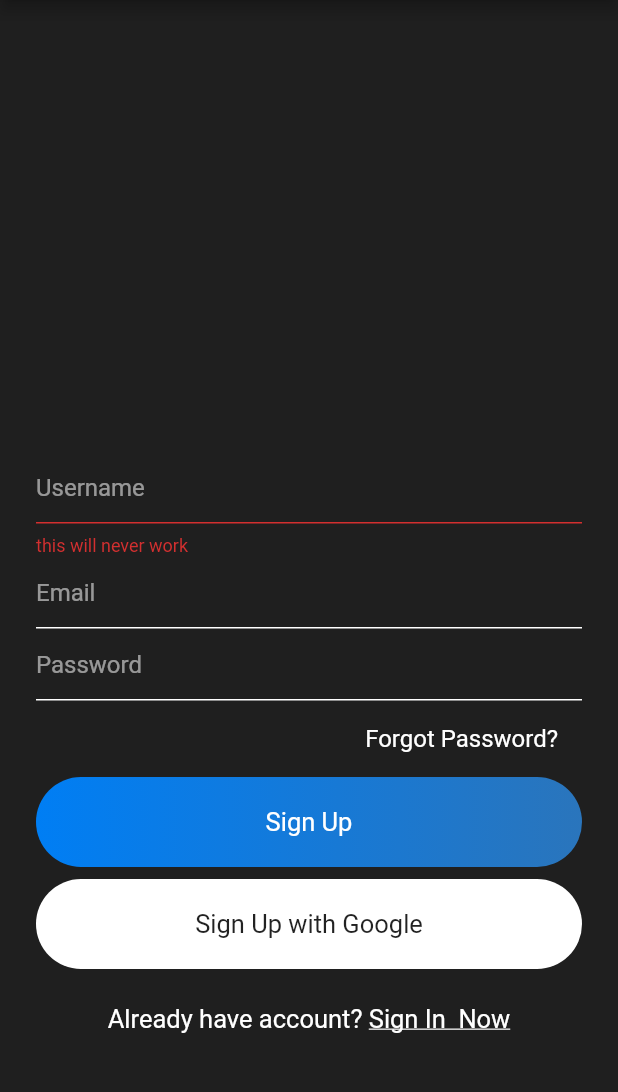
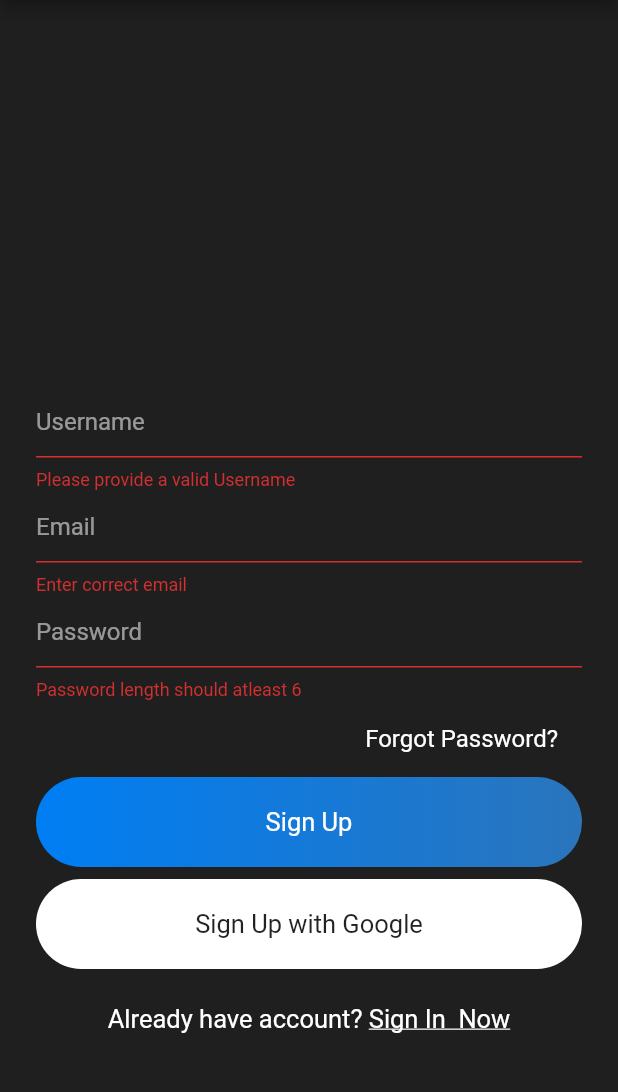
Before and after one commit to hariom2002/FlutterChatApp, a Flutter app: the screen it shows after launch, after a tap on "Sign Up", on a phone screen of 412 x 824 dp, the part 84-1176 px from its top. Run offline on Flutter 3.47's test engine with Material 2 defaults, Android fonts, the phone set to English and light mode, and no system bars; our stand-ins replace firebase_auth; accounts and stored records are empty; network calls fail.

Commit message:
part_1 finished

```diff
--- a/lib/screens/signup.dart
+++ b/lib/screens/signup.dart
@@ -1,3 +1,4 @@
+import 'package:chat_app/services/auth.dart';
 import 'package:chat_app/widgets/widget.dart';
 import 'package:flutter/material.dart';
 
@@ -6,21 +7,40 @@ class SignUp extends StatefulWidget {
   _State createState() => _State();
 }
 
+AuthMethods authMethods = AuthMethods();
+
 class _State extends State<SignUp> {
+  bool isLoading = false;
+
   final formKey = GlobalKey<FormState>();
   TextEditingController userNameTextEditingController = TextEditingController();
   TextEditingController emailTextEditingController = TextEditingController();
   TextEditingController passwordTextEditingController = TextEditingController();
 
   signMeUp() {
-    if (formKey.currentState!.validate()) {}
+    if (formKey.currentState!.validate()) {
+      setState(() {
+        isLoading = true;
+      });
+    }
+    authMethods
+        .signUpWithEmailAndPassword(
+            emailTextEditingController.text, passwordTextEditingController.text)
+        .then((value) {
+      // ignore: avoid_print
+      print("$value");
+    });
   }
 
   @override
   Widget build(BuildContext context) {
     return Scaffold(
       appBar: appBarMain(context),
-      body: SingleChildScrollView(
+      body: isLoading
+          ? Container(
+              child: Center(child: const CircularProgressIndicator()),
+            )
+          : SingleChildScrollView(
               child: Container(
                 height: MediaQuery.of(context).size.height - 120,
                 alignment: Alignment.bottomCenter,
@@ -35,18 +55,33 @@ class _State extends State<SignUp> {
                           children: [
                             TextFormField(
                               validator: (val) {
-                          return "this will never work";
+                                return val!.isEmpty || val.length < 4
+                                    ? "Please provide a valid Username"
+                                    : null;
                               },
                               controller: userNameTextEditingController,
                               style: simpleTextStyle(),
                               decoration: textFieldInputDecoration("Username"),
                             ),
                             TextFormField(
+                              validator: (val) {
+                                return RegExp(
+                                            r"^[a-zA-Z0-9.a-zA-Z0-9.!#$%&'*+-/=?^_`{|}~]+@[a-zA-Z0-9]+\.[a-zA-Z]+")
+                                        .hasMatch(val!)
+                                    ? null
+                                    : "Enter correct email";
+                              },
                               controller: emailTextEditingController,
                               style: simpleTextStyle(),
                               decoration: textFieldInputDecoration("Email"),
                             ),
                             TextFormField(
+                              obscureText: true,
+                              validator: (val) {
+                                return val.toString().length > 6
+                                    ? null
+                                    : "Password length should atleast 6";
+                              },
                               controller: passwordTextEditingController,
                               style: simpleTextStyle(),
                               decoration: textFieldInputDecoration("Password"),
@@ -60,8 +95,8 @@ class _State extends State<SignUp> {
                       Container(
                         alignment: Alignment.centerRight,
                         child: Container(
-                    padding:
-                        const EdgeInsets.symmetric(horizontal: 16, vertical: 8),
+                          padding: const EdgeInsets.symmetric(
+                              horizontal: 16, vertical: 8),
                           child: Text(
                             "Forgot Password?",
                             style: simpleTextStyle(),
@@ -80,8 +115,10 @@ class _State extends State<SignUp> {
                           width: MediaQuery.of(context).size.width,
                           padding: const EdgeInsets.symmetric(vertical: 20),
                           decoration: BoxDecoration(
-                        gradient: const LinearGradient(
-                            colors: [Color(0xff007EF4), Color(0xff2A75BC)]),
+                              gradient: const LinearGradient(colors: [
+                                Color(0xff007EF4),
+                                Color(0xff2A75BC)
+                              ]),
                               borderRadius: BorderRadius.circular(30)),
                           child: Text("Sign Up", style: mediumTextStyle()),
                         ),
--- a/pubspec.yaml
+++ b/pubspec.yaml
@@ -35,6 +35,7 @@ dependencies:
   # Use with the CupertinoIcons class for iOS style icons.
   cupertino_icons: ^1.0.2
   firebase_auth: ^3.6.3
+  cloud_firestore: ^3.4.4
 
 dev_dependencies:
   flutter_test:
```
Also changed, not shown: flutter_01.png (added), pubspec.lock, 2 other files. Lines whose indentation alone changed are shown as unchanged.
